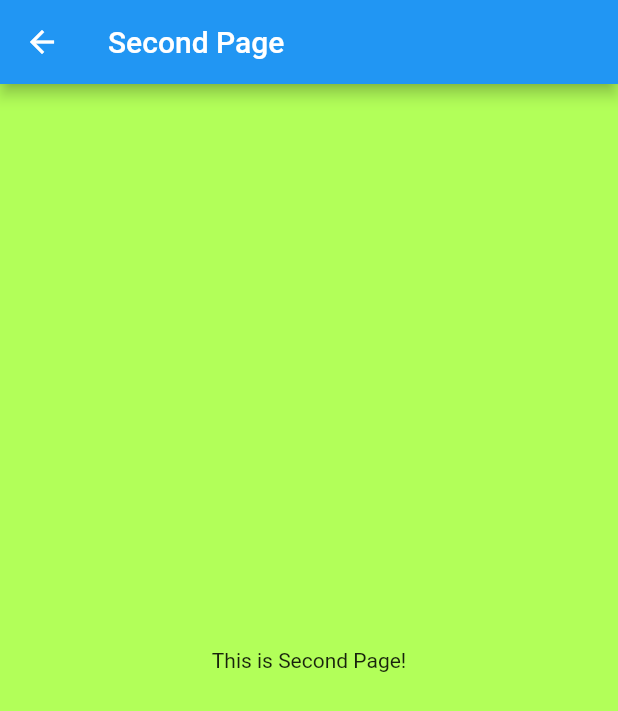
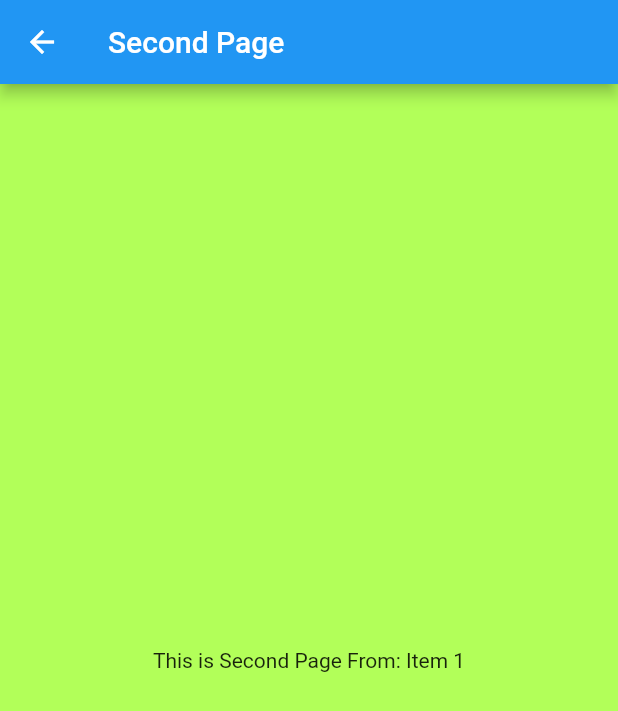
Before and after one commit to nodatsu/hasegawa01, a Flutter app: the screen it shows after launch, after a tap on "Item 1", on a phone screen of 412 x 824 dp. Shown: the top 711 px of the screen. Run offline on Flutter 3.47's test engine with Material 2 defaults, Android fonts, the phone set to English and light mode, and no system bars.

Commit message:
ページ遷移 + 値渡し

```diff
--- a/lib/main.dart
+++ b/lib/main.dart
@@ -55,7 +55,7 @@ class _MyHomePageState extends State<MyHomePage> {
                       //       );
                       //     });
                       Navigator.push(context, MaterialPageRoute(builder: (context) {
-                        return MySecondPage();
+                        return MySecondPage(listItems[index]);
                       }));
                     },
                     child: Container(
@@ -68,6 +68,9 @@ class _MyHomePageState extends State<MyHomePage> {
 }
 
 class MySecondPage extends StatelessWidget {
+  MySecondPage(this.value);
+  String value;
+
   @override
   Widget build(BuildContext context) {
     return Scaffold(
@@ -76,8 +79,8 @@ class MySecondPage extends StatelessWidget {
       ),
       body: Container(
         color: Colors.lightGreenAccent,
-        child: const Center(
-          child: Text("This is Second Page!"),
+        child: Center(
+          child: Text("This is Second Page From: " + value),
         ),
       ),
     );
```
